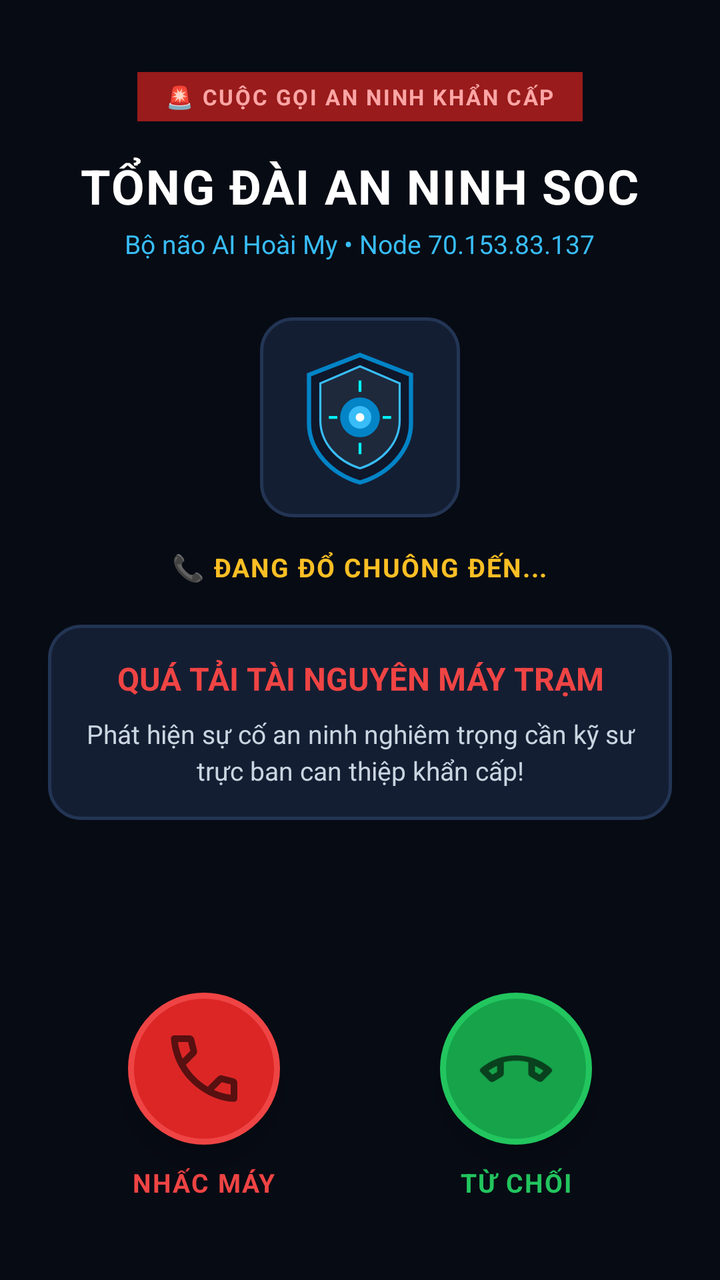
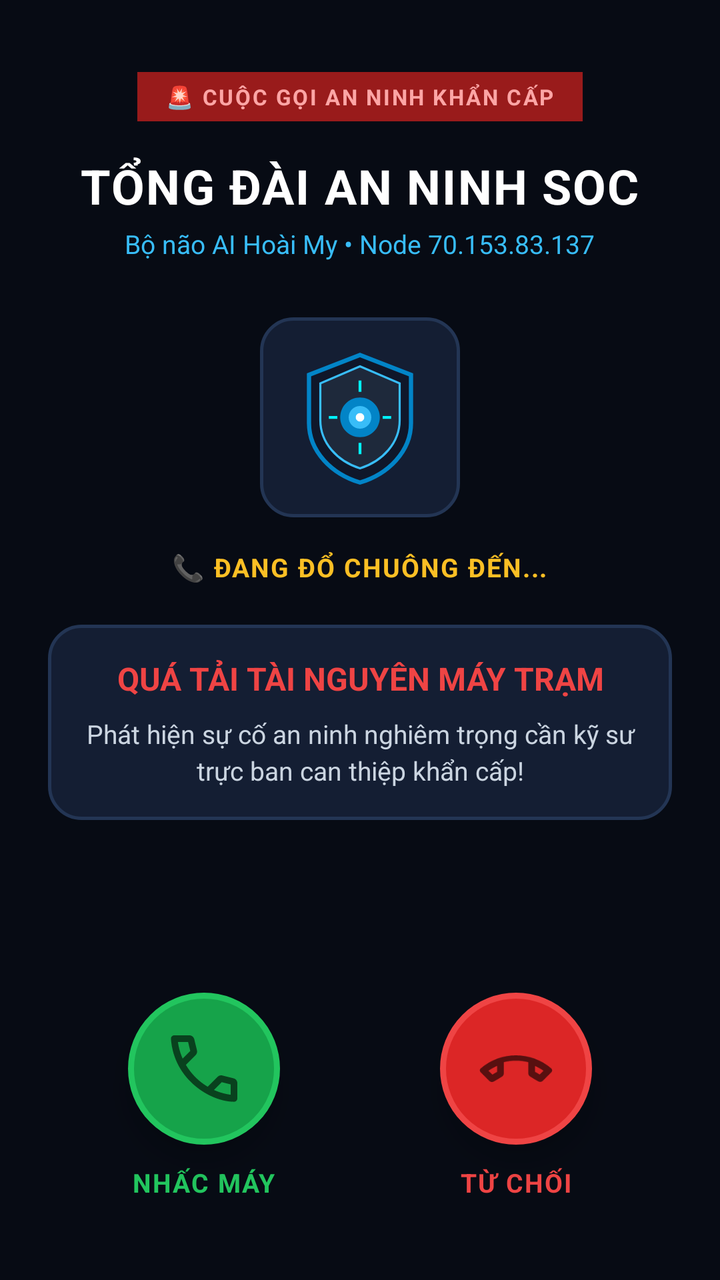

Two renders of the same Android screen: before a commit and after it. Below are the layout's source before the change and the commit's diff.
<!-- AndroidManifest.xml: activity theme Theme.SOCAlert.Call -->
<!-- res/layout/activity_incoming_call.xml -->
<?xml version="1.0" encoding="utf-8"?>
<RelativeLayout xmlns:android="http://schemas.android.com/apk/res/android"
    xmlns:app="http://schemas.android.com/apk/res-auto"
    android:layout_width="match_parent"
    android:layout_height="match_parent"
    android:background="#070B14"
    android:paddingStart="24dp"
    android:paddingEnd="24dp"
    android:paddingTop="36dp"
    android:paddingBottom="40dp">

    
    <LinearLayout
        android:id="@+id/layoutTopHeader"
        android:layout_width="match_parent"
        android:layout_height="wrap_content"
        android:layout_alignParentTop="true"
        android:gravity="center"
        android:orientation="vertical">

        <TextView
            android:layout_width="wrap_content"
            android:layout_height="wrap_content"
            android:background="#991B1B"
            android:paddingStart="14dp"
            android:paddingTop="5dp"
            android:paddingEnd="14dp"
            android:paddingBottom="5dp"
            android:text="🚨 CUỘC GỌI AN NINH KHẨN CẤP"
            android:textColor="#FCA5A5"
            android:textSize="11sp"
            android:textStyle="bold"
            android:letterSpacing="0.08" />

        <TextView
            android:layout_width="wrap_content"
            android:layout_height="wrap_content"
            android:layout_marginTop="16dp"
            android:text="TỔNG ĐÀI AN NINH SOC"
            android:textColor="#FFFFFF"
            android:textSize="24sp"
            android:textStyle="bold"
            android:letterSpacing="0.03" />

        <TextView
            android:layout_width="wrap_content"
            android:layout_height="wrap_content"
            android:layout_marginTop="4dp"
            android:text="Bộ não AI Hoài My • Node 70.153.83.137"
            android:textColor="#38BDF8"
            android:textSize="13sp" />

    </LinearLayout>

    
    <LinearLayout
        android:id="@+id/layoutCenterInfo"
        android:layout_width="match_parent"
        android:layout_height="wrap_content"
        android:layout_below="@id/layoutTopHeader"
        android:layout_marginTop="28dp"
        android:gravity="center"
        android:orientation="vertical">

        
        <FrameLayout
            android:layout_width="100dp"
            android:layout_height="100dp"
            android:background="@drawable/bg_glass_card"
            android:padding="16dp">

            <ImageView
                android:id="@+id/ivAvatarShield"
                android:layout_width="match_parent"
                android:layout_height="match_parent"
                android:src="@drawable/ic_shield"
                android:contentDescription="Avatar" />
        </FrameLayout>

        <TextView
            android:id="@+id/tvCallStatus"
            android:layout_width="wrap_content"
            android:layout_height="wrap_content"
            android:layout_marginTop="16dp"
            android:text="📞 ĐANG ĐỔ CHUÔNG ĐẾN..."
            android:textColor="#FBBF24"
            android:textSize="13sp"
            android:textStyle="bold"
            android:letterSpacing="0.05" />

        
        <LinearLayout
            android:layout_width="match_parent"
            android:layout_height="wrap_content"
            android:layout_marginTop="20dp"
            android:background="@drawable/bg_glass_card"
            android:orientation="vertical"
            android:padding="16dp">

            <TextView
                android:id="@+id/tvCallTitle"
                android:layout_width="match_parent"
                android:layout_height="wrap_content"
                android:gravity="center"
                android:text="QUÁ TẢI TÀI NGUYÊN MÁY TRẠM"
                android:textColor="#EF4444"
                android:textSize="16sp"
                android:textStyle="bold" />

            <TextView
                android:id="@+id/tvCallDetails"
                android:layout_width="match_parent"
                android:layout_height="wrap_content"
                android:layout_marginTop="8dp"
                android:gravity="center"
                android:lineSpacingExtra="3dp"
                android:text="Phát hiện sự cố an ninh nghiêm trọng cần kỹ sư trực ban can thiệp khẩn cấp!"
                android:textColor="#CBD5E1"
                android:textSize="13sp" />
        </LinearLayout>

    </LinearLayout>

    
    <LinearLayout
        android:id="@+id/layoutIncomingButtons"
        android:layout_width="match_parent"
        android:layout_height="wrap_content"
        android:layout_alignParentBottom="true"
        android:gravity="center"
        android:orientation="horizontal"
        android:weightSum="2">

        
        <LinearLayout
            android:layout_width="0dp"
            android:layout_height="wrap_content"
            android:layout_weight="1"
            android:gravity="center"
            android:orientation="vertical">

            <ImageButton
                android:id="@+id/btnAnswerCall"
                android:layout_width="76dp"
                android:layout_height="76dp"
                android:background="@drawable/bg_btn_call_red"
                android:contentDescription="Nhấc máy"
                android:elevation="8dp"
                android:padding="18dp"
                android:scaleType="fitCenter"
                android:src="@drawable/ic_call_answer" />

            <TextView
                android:layout_width="wrap_content"
                android:layout_height="wrap_content"
                android:layout_marginTop="10dp"
                android:text="NHẤC MÁY"
                android:textColor="#EF4444"
                android:textSize="13sp"
                android:textStyle="bold"
                android:letterSpacing="0.05" />
        </LinearLayout>

        
        <LinearLayout
            android:layout_width="0dp"
            android:layout_height="wrap_content"
            android:layout_weight="1"
            android:gravity="center"
            android:orientation="vertical">

            <ImageButton
                android:id="@+id/btnDeclineCall"
                android:layout_width="76dp"
                android:layout_height="76dp"
                android:background="@drawable/bg_btn_call_green"
                android:contentDescription="Từ chối"
                android:elevation="8dp"
                android:padding="18dp"
                android:scaleType="fitCenter"
                android:src="@drawable/ic_call_decline" />

            <TextView
                android:layout_width="wrap_content"
                android:layout_height="wrap_content"
                android:layout_marginTop="10dp"
                android:text="TỪ CHỐI"
                android:textColor="#22C55E"
                android:textSize="13sp"
                android:textStyle="bold"
                android:letterSpacing="0.05" />
        </LinearLayout>

    </LinearLayout>

    
    <LinearLayout
        android:id="@+id/layoutSoar"
        android:layout_width="match_parent"
        android:layout_height="wrap_content"
        android:layout_alignParentBottom="true"
        android:orientation="vertical"
        android:visibility="gone">

        <LinearLayout
            android:layout_width="match_parent"
            android:layout_height="wrap_content"
            android:orientation="horizontal">

            <Button
                android:id="@+id/btnSoarShutdown"
                android:layout_width="0dp"
                android:layout_height="48dp"
                android:layout_marginEnd="6dp"
                android:layout_weight="1"
                android:backgroundTint="#DC2626"
                android:text="🛑 Tắt máy từ xa"
                android:textColor="#FFFFFF"
                android:textSize="12sp"
                android:textStyle="bold" />

            <Button
                android:id="@+id/btnSoarLower"
                android:layout_width="0dp"
                android:layout_height="48dp"
                android:layout_marginStart="6dp"
                android:layout_weight="1"
                android:backgroundTint="#0284C7"
                android:text="⚡ Hạ tải SOAR"
                android:textColor="#FFFFFF"
                android:textSize="12sp"
                android:textStyle="bold" />
        </LinearLayout>

        <Button
            android:id="@+id/btnOpenDashboard"
            android:layout_width="match_parent"
            android:layout_height="48dp"
            android:layout_marginTop="10dp"
            android:backgroundTint="#1E293B"
            android:text="📊 Mở Dashboard Trực Ban"
            android:textColor="#38BDF8"
            android:textStyle="bold" />

        <Button
            android:id="@+id/btnEndActiveCall"
            android:layout_width="match_parent"
            android:layout_height="52dp"
            android:layout_marginTop="10dp"
            android:backgroundTint="#991B1B"
            android:text="🔴 KẾT THÚC CUỘC GỌI"
            android:textColor="#FFFFFF"
            android:textSize="14sp"
            android:textStyle="bold" />

    </LinearLayout>

</RelativeLayout>
<!-- resources referenced by this layout -->
<resources>
  <!-- drawable bg_btn_call_green (drawable) -->
  <?xml version="1.0" encoding="utf-8"?>
  <ripple xmlns:android="http://schemas.android.com/apk/res/android"
      android:color="#AAFFAA">
      <item>
          <shape android:shape="oval">
              <solid android:color="#16A34A" />
              <size android:width="74dp" android:height="74dp" />
              <stroke android:width="3dp" android:color="#22C55E" />
          </shape>
      </item>
  </ripple>
  <!-- drawable bg_btn_call_red (drawable) -->
  <?xml version="1.0" encoding="utf-8"?>
  <ripple xmlns:android="http://schemas.android.com/apk/res/android"
      android:color="#FFAAAA">
      <item>
          <shape android:shape="oval">
              <solid android:color="#DC2626" />
              <size android:width="74dp" android:height="74dp" />
              <stroke android:width="3dp" android:color="#EF4444" />
          </shape>
      </item>
  </ripple>
  <!-- drawable bg_glass_card (drawable) -->
  <?xml version="1.0" encoding="utf-8"?>
  <shape xmlns:android="http://schemas.android.com/apk/res/android"
      android:shape="rectangle">
      <solid android:color="#141E33" />
      <stroke android:width="1.5dp" android:color="#233554" />
      <corners android:radius="16dp" />
  </shape>
  <!-- drawable ic_call_answer (drawable) -->
  <vector xmlns:android="http://schemas.android.com/apk/res/android"
      android:width="36dp"
      android:height="36dp"
      android:viewportWidth="24"
      android:viewportHeight="24">
      <path
          android:fillColor="#FFFFFF"
          android:pathData="M20.01,15.38c-1.23,0 -2.42,-0.2 -3.53,-0.56 -0.35,-0.12 -0.74,-0.03 -1.02,0.24l-2.2,2.2c-2.83,-1.44 -5.15,-3.75 -6.59,-6.59l2.2,-2.21c0.28,-0.26 0.36,-0.65 0.25,-1C8.76,6.35 8.56,5.16 8.56,3.93 8.56,3.42 8.14,3 7.63,3H4.06C3.55,3 3,3.37 3,3.93 3,13.36 10.64,21 20.07,21c0.56,0 0.93,-0.55 0.93,-1.06v-3.56c0,-0.51 -0.42,-0.93 -0.99,-1z" />
  </vector>
  <!-- drawable ic_call_decline (drawable) -->
  <vector xmlns:android="http://schemas.android.com/apk/res/android"
      android:width="36dp"
      android:height="36dp"
      android:viewportWidth="24"
      android:viewportHeight="24">
      <path
          android:fillColor="#FFFFFF"
          android:pathData="M12,9c-1.6,0 -3.15,0.25 -4.6,0.72v3.1c0,0.39 -0.23,0.74 -0.56,0.9 -0.98,0.49 -1.87,1.12 -2.66,1.85 -0.18,0.18 -0.43,0.28 -0.7,0.28 -0.28,0 -0.53,-0.11 -0.71,-0.29L0.29,13.08c-0.18,-0.17 -0.29,-0.42 -0.29,-0.7 0,-0.28 0.11,-0.53 0.29,-0.71C3.34,8.78 7.46,7 12,7s8.66,1.78 11.71,4.67c0.18,0.18 0.29,0.43 0.29,0.71 0,0.28 -0.11,0.53 -0.29,0.71l-2.48,2.48c-0.18,0.18 -0.43,0.29 -0.71,0.29 -0.27,0 -0.52,-0.11 -0.7,-0.28 -0.79,-0.74 -1.69,-1.36 -2.67,-1.85 -0.33,-0.16 -0.56,-0.5 -0.56,-0.9v-3.1C15.15,9.25 13.6,9 12,9z" />
  </vector>
  <style name="Theme.SOCAlert.Call" parent="Theme.MaterialComponents.DayNight.NoActionBar">
          <item name="android:windowBackground">@color/bg_dark</item>
          <item name="android:statusBarColor">@color/emergency_dark</item>
      </style>
  <color name="bg_dark">#0B1120</color>
  <color name="emergency_dark">#991B1B</color>
  <!-- unchanged entries left out for length: 1 -->
</resources>

<!-- the commit's change to res/layout/activity_incoming_call.xml (unified diff, before → after) -->
@@ -143,7 +143,7 @@
                 android:id="@+id/btnAnswerCall"
                 android:layout_width="76dp"
                 android:layout_height="76dp"
-                android:background="@drawable/bg_btn_call_red"
+                android:background="@drawable/bg_btn_call_green"
                 android:contentDescription="Nhấc máy"
                 android:elevation="8dp"
                 android:padding="18dp"
@@ -155,7 +155,7 @@
                 android:layout_height="wrap_content"
                 android:layout_marginTop="10dp"
                 android:text="NHẤC MÁY"
-                android:textColor="#EF4444"
+                android:textColor="#22C55E"
                 android:textSize="13sp"
                 android:textStyle="bold"
                 android:letterSpacing="0.05" />
@@ -173,7 +173,7 @@
                 android:id="@+id/btnDeclineCall"
                 android:layout_width="76dp"
                 android:layout_height="76dp"
-                android:background="@drawable/bg_btn_call_green"
+                android:background="@drawable/bg_btn_call_red"
                 android:contentDescription="Từ chối"
                 android:elevation="8dp"
                 android:padding="18dp"
@@ -185,7 +185,7 @@
                 android:layout_height="wrap_content"
                 android:layout_marginTop="10dp"
                 android:text="TỪ CHỐI"
-                android:textColor="#22C55E"
+                android:textColor="#EF4444"
                 android:textSize="13sp"
                 android:textStyle="bold"
                 android:letterSpacing="0.05" />
